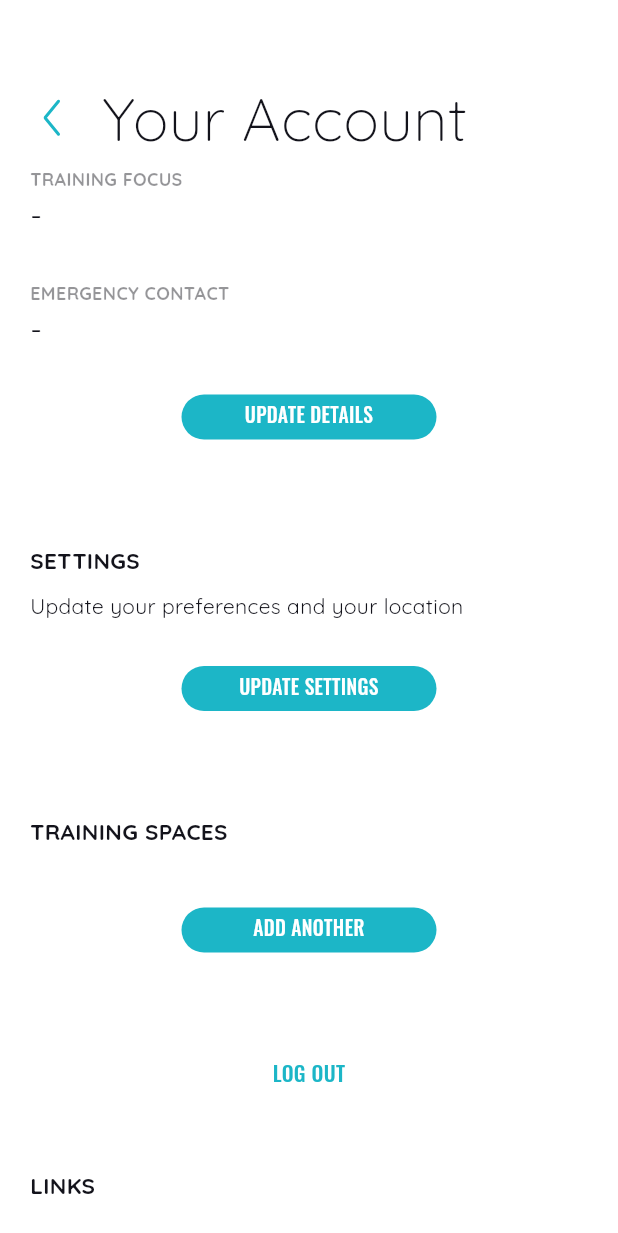
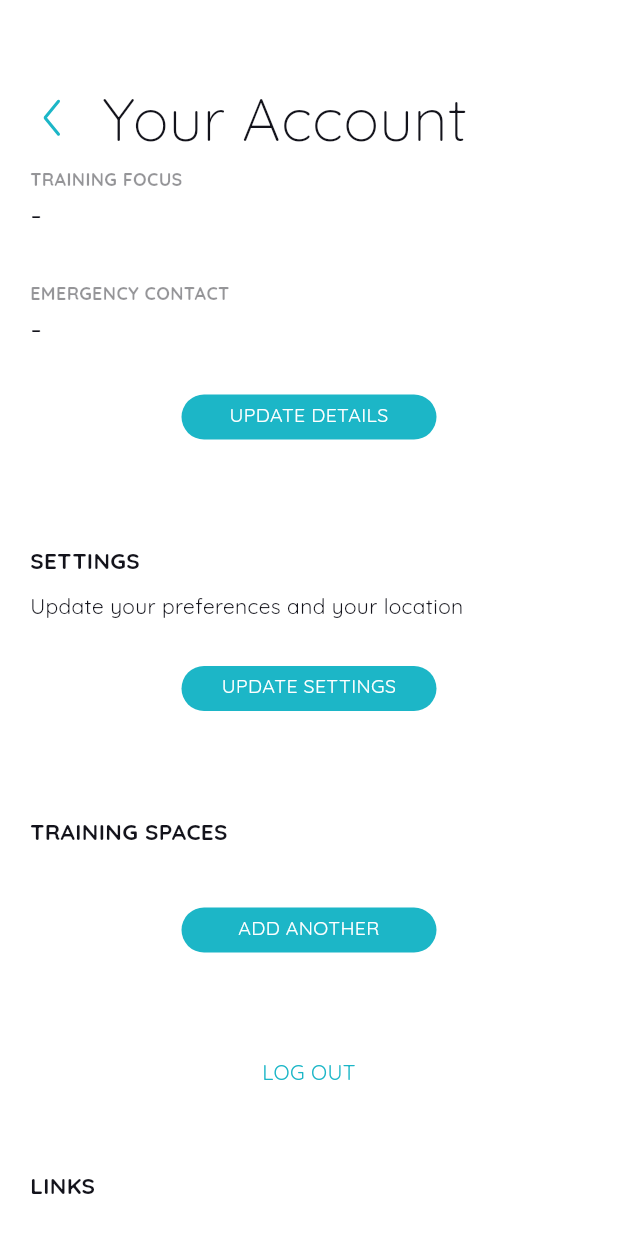
Before and after one commit to ptmate/PT-Mate-Android-App, a Flutter app: the AccountPage screen opened directly, scrolled down 576 dp, on a phone screen of 412 x 824 dp. Shown: the top 1233 px of the screen. Run offline on Flutter 3.47's test engine with Material 3 defaults, Android fonts, the phone set to English and light mode, and no system bars; our stand-ins replace audioplayers, cloud_functions, firebase_auth, firebase_core, firebase_database, firebase_messaging and 11 more; missing offline and left inert: intercom_flutter; accounts and stored records are empty.

Commit message:
30/07/2026

```diff
--- a/lib/account/index.dart
+++ b/lib/account/index.dart
@@ -732,7 +732,7 @@ class _AccountPageState extends State<AccountPage> {
                                           textAlign: TextAlign.center,
                                           style: TextStyle(
                                             color: AppColors.AlertColor,
-                                            fontFamily: "Oswald",
+                                            fontFamily: "Quicksand",
                                             fontWeight: FontWeight.w500,
                                             fontSize: 11,
                                           ),
--- a/lib/calendar/results.dart
+++ b/lib/calendar/results.dart
@@ -496,7 +496,7 @@ class _ResultsPageState extends State<ResultsPage> {
                             textAlign: TextAlign.center,
                             style: TextStyle(
                               color: AppColors.PrimaryColor,
-                              fontFamily: "Oswald",
+                              fontFamily: "Quicksand",
                               fontWeight: FontWeight.w500,
                               fontSize: 14,
                             ),
--- a/lib/components/button-primary-small.dart
+++ b/lib/components/button-primary-small.dart
@@ -29,7 +29,7 @@ class BtnPrimarySmall extends StatelessWidget {
               textAlign: TextAlign.center,
               style: TextStyle(
                 color: AppColors.WhiteColor,
-                fontFamily: "Oswald",
+                fontFamily: "Quicksand",
                 fontWeight: FontWeight.w500,
                 fontSize: 13,
               ),
--- a/lib/components/button-primary.dart
+++ b/lib/components/button-primary.dart
@@ -29,7 +29,7 @@ class BtnPrimary extends StatelessWidget {
               textAlign: TextAlign.center,
               style: TextStyle(
                 color: AppColors.WhiteColor,
-                fontFamily: "Oswald",
+                fontFamily: "Quicksand",
                 fontWeight: FontWeight.w500,
                 fontSize: 16,
               ),
--- a/lib/components/button-secondary-small.dart
+++ b/lib/components/button-secondary-small.dart
@@ -29,7 +29,7 @@ class BtnSecondarySmall extends StatelessWidget {
               textAlign: TextAlign.center,
               style: TextStyle(
                 color: AppColors.PrimaryColor,
-                fontFamily: "Oswald",
+                fontFamily: "Quicksand",
                 fontWeight: FontWeight.w500,
                 fontSize: 13,
               ),
--- a/lib/components/button-secondary.dart
+++ b/lib/components/button-secondary.dart
@@ -29,7 +29,7 @@ class BtnSecondary extends StatelessWidget {
               textAlign: TextAlign.center,
               style: TextStyle(
                 color: AppColors.PrimaryColor,
-                fontFamily: "Oswald",
+                fontFamily: "Quicksand",
                 fontWeight: FontWeight.w500,
                 fontSize: 16,
               ),
--- a/lib/components/button-tertiary-small.dart
+++ b/lib/components/button-tertiary-small.dart
@@ -21,7 +21,7 @@ class BtnTertiarySmall extends StatelessWidget {
             textAlign: TextAlign.center,
             style: TextStyle(
               color: AppColors.PrimaryColor,
-              fontFamily: "Oswald",
+              fontFamily: "Quicksand",
               fontWeight: FontWeight.w500,
               fontSize: 11,
             ),
--- a/lib/components/button-tertiary.dart
+++ b/lib/components/button-tertiary.dart
@@ -27,7 +27,7 @@ class BtnTertiary extends StatelessWidget {
               textAlign: TextAlign.center,
               style: TextStyle(
                 color: AppColors.PrimaryColor,
-                fontFamily: "Oswald",
+                fontFamily: "Quicksand",
                 fontWeight: FontWeight.w500,
                 fontSize: 14,
               ),
--- a/lib/components/list-comment.dart
+++ b/lib/components/list-comment.dart
@@ -93,7 +93,7 @@ class ListComment extends StatelessWidget {
                     textAlign: TextAlign.right,
                     style: TextStyle(
                       color: AppColors.PrimaryColor,
-                      fontFamily: "Oswald",
+                      fontFamily: "Quicksand",
                       fontWeight: FontWeight.w500,
                       fontSize: 13,
                     ),
--- a/lib/components/list-default.dart
+++ b/lib/components/list-default.dart
@@ -111,7 +111,7 @@ class ListDefault extends StatelessWidget {
               smalllabel.toUpperCase(),
               textAlign: TextAlign.left,
               style: TextStyle(
-                fontFamily: "Oswald",
+                fontFamily: "Quicksand",
                 color: AppColors.WhiteColor,
                 fontSize: 10,
               ),
@@ -132,7 +132,7 @@ class ListDefault extends StatelessWidget {
               smalllabel.toUpperCase(),
               textAlign: TextAlign.left,
               style: TextStyle(
-                fontFamily: "Oswald",
+                fontFamily: "Quicksand",
                 color: AppColors.WhiteColor,
                 fontSize: 10,
               ),
@@ -153,7 +153,7 @@ class ListDefault extends StatelessWidget {
               smalllabel.toUpperCase(),
               textAlign: TextAlign.left,
               style: TextStyle(
-                fontFamily: "Oswald",
+                fontFamily: "Quicksand",
                 color: AppColors.WhiteColor,
                 fontSize: 10,
               ),
--- a/lib/components/list-habit.dart
+++ b/lib/components/list-habit.dart
@@ -60,7 +60,7 @@ class ListHabit extends StatelessWidget {
               right.toUpperCase(),
               textAlign: TextAlign.left,
               style: TextStyle(
-                fontFamily: "Oswald",
+                fontFamily: "Quicksand",
                 color: AppColors.WhiteColor,
                 fontSize: 10,
               ),
--- a/lib/components/list-person.dart
+++ b/lib/components/list-person.dart
@@ -105,7 +105,7 @@ class ListPerson extends StatelessWidget {
             textAlign: TextAlign.right,
             style: TextStyle(
               color: AppColors.PrimaryColor,
-              fontFamily: "Oswald",
+              fontFamily: "Quicksand",
               fontWeight: FontWeight.w500,
               fontSize: 13,
             ),
--- a/lib/components/post.dart
+++ b/lib/components/post.dart
@@ -452,7 +452,7 @@ class _PostItemState extends State<PostItem> {
                       textAlign: TextAlign.center,
                       style: TextStyle(
                         color: AppColors.PrimaryColor,
-                        fontFamily: "Oswald",
+                        fontFamily: "Quicksand",
                         fontWeight: FontWeight.w500,
                         fontSize: 11,
                       ),
--- a/lib/components/title-double.dart
+++ b/lib/components/title-double.dart
@@ -83,7 +83,7 @@ class TitleDoubleLabel extends StatelessWidget {
             right.toUpperCase(),
             textAlign: TextAlign.left,
             style: TextStyle(
-              fontFamily: "Oswald",
+              fontFamily: "Quicksand",
               color: AppColors.WhiteColor,
               fontSize: 10,
             ),
--- a/lib/home/index.dart
+++ b/lib/home/index.dart
@@ -828,7 +828,7 @@ class _HomePageState extends State<HomePage> {
                               textAlign: TextAlign.center,
                               style: TextStyle(
                                 color: AppColors.PrimaryColor,
-                                fontFamily: "Oswald",
+                                fontFamily: "Quicksand",
                                 fontWeight: FontWeight.w500,
                                 fontSize: 11,
                               ),
--- a/lib/init/login-login.dart
+++ b/lib/init/login-login.dart
@@ -528,7 +528,7 @@ class _LoginLoginPageState extends State<LoginLoginPage>
                           textAlign: TextAlign.center,
                           style: TextStyle(
                             color: AppColors.WhiteColor,
-                            fontFamily: "Oswald",
+                            fontFamily: "Quicksand",
                             fontWeight: FontWeight.w500,
                             fontSize: 16,
                           ),
--- a/lib/init/login-register.dart
+++ b/lib/init/login-register.dart
@@ -437,7 +437,7 @@ class _LoginRegisterPageState extends State<LoginRegisterPage>
                       textAlign: TextAlign.center,
                       style: TextStyle(
                         color: AppColors.WhiteColor,
-                        fontFamily: "Oswald",
+                        fontFamily: "Quicksand",
                         fontWeight: FontWeight.w500,
                         fontSize: 16,
                       ),
--- a/pubspec.yaml
+++ b/pubspec.yaml
@@ -437,8 +437,3 @@ flutter:
           weight: 700
         - asset: assets/fonts/Quicksand-Light.ttf
           weight: 300
-    - family: Oswald
-      fonts:
-        - asset: assets/fonts/Oswald-Regular.ttf
-        - asset: assets/fonts/Oswald-Medium.ttf
-          weight: 500
```
Also changed, not shown: 1 other file.
